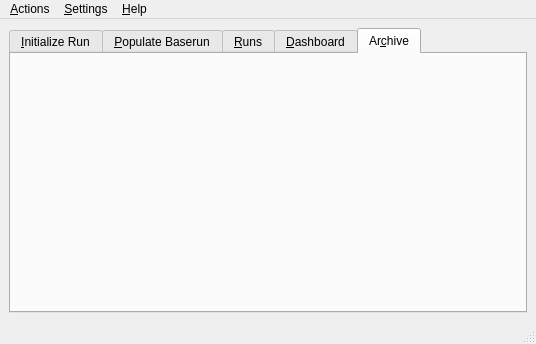
This is src/gui/solps-gui.ui in LeCAD-PEG/SOLPS-GUI as Qt 5 draws it before an edit. The edited form follows.
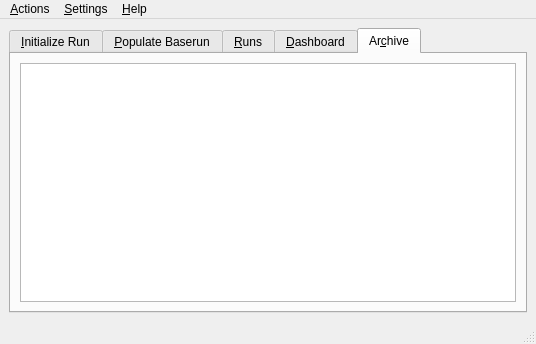
This is the edited form. The open tabs and pages were chosen to show the change.

```diff
--- a/src/gui/solps-gui.ui
+++ b/src/gui/solps-gui.ui
@@ -400,6 +400,11 @@
        <attribute name="title">
         <string>Ar&amp;chive</string>
        </attribute>
+       <layout class="QGridLayout" name="gridLayout_5">
+        <item row="0" column="0">
+         <widget class="QTreeView" name="treeViewArchive"/>
+        </item>
+       </layout>
       </widget>
      </widget>
     </item>
```
Left out of the diff: 6 changed lines with no effect on the pictures.
